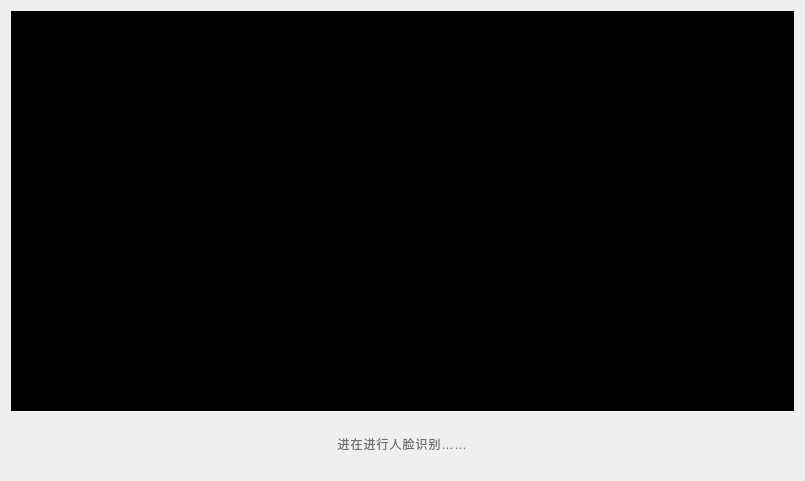
Old version of the form SSCard_System/uc_facecapture.ui in the repository leithergit/SSCard_System.
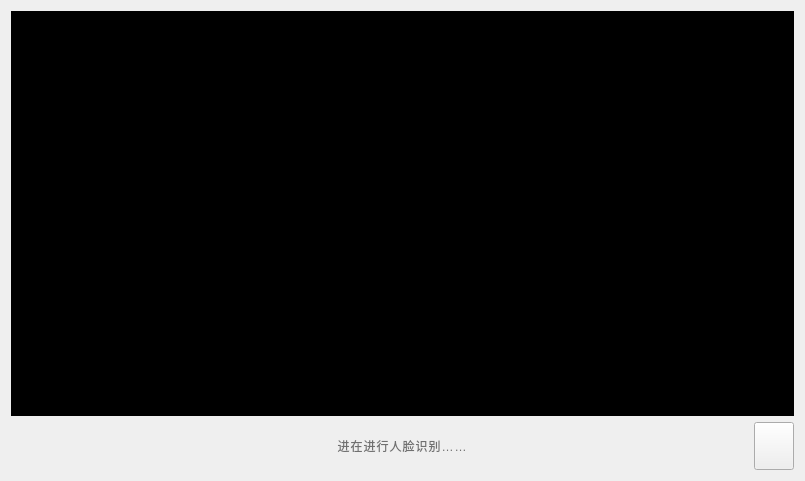
New version of the form. Icons and pictures are not drawn.

The edit to the form file:
```diff
--- a/SSCard_System/uc_facecapture.ui
+++ b/SSCard_System/uc_facecapture.ui
@@ -10,6 +10,12 @@
     <height>481</height>
    </rect>
   </property>
+  <property name="minimumSize">
+   <size>
+    <width>72</width>
+    <height>0</height>
+   </size>
+  </property>
   <property name="windowTitle">
    <string>Form</string>
   </property>
@@ -31,7 +37,20 @@
     </widget>
    </item>
    <item>
-    <layout class="QHBoxLayout" name="horizontalLayout">
+    <layout class="QHBoxLayout" name="horizontalLayout" stretch="0,1,0">
+     <item>
+      <spacer name="horizontalSpacer">
+       <property name="orientation">
+        <enum>Qt::Horizontal</enum>
+       </property>
+       <property name="sizeHint" stdset="0">
+        <size>
+         <width>46</width>
+         <height>20</height>
+        </size>
+       </property>
+      </spacer>
+     </item>
      <item>
       <widget class="QLabel" name="label_Text">
        <property name="maximumSize">
@@ -55,6 +74,35 @@
        </property>
       </widget>
      </item>
+     <item>
+      <widget class="QPushButton" name="pushButton_Skip">
+       <property name="minimumSize">
+        <size>
+         <width>36</width>
+         <height>36</height>
+        </size>
+       </property>
+       <property name="maximumSize">
+        <size>
+         <width>48</width>
+         <height>48</height>
+        </size>
+       </property>
+       <property name="text">
+        <string/>
+       </property>
+       <property name="icon">
+        <iconset resource="Image.qrc">
+         <normaloff>:/Image/Skip.ico</normaloff>:/Image/Skip.ico</iconset>
+       </property>
+       <property name="iconSize">
+        <size>
+         <width>32</width>
+         <height>32</height>
+        </size>
+       </property>
+      </widget>
+     </item>
     </layout>
    </item>
   </layout>
```
Left out of the diff: 4 changed lines with no effect on the pictures.
